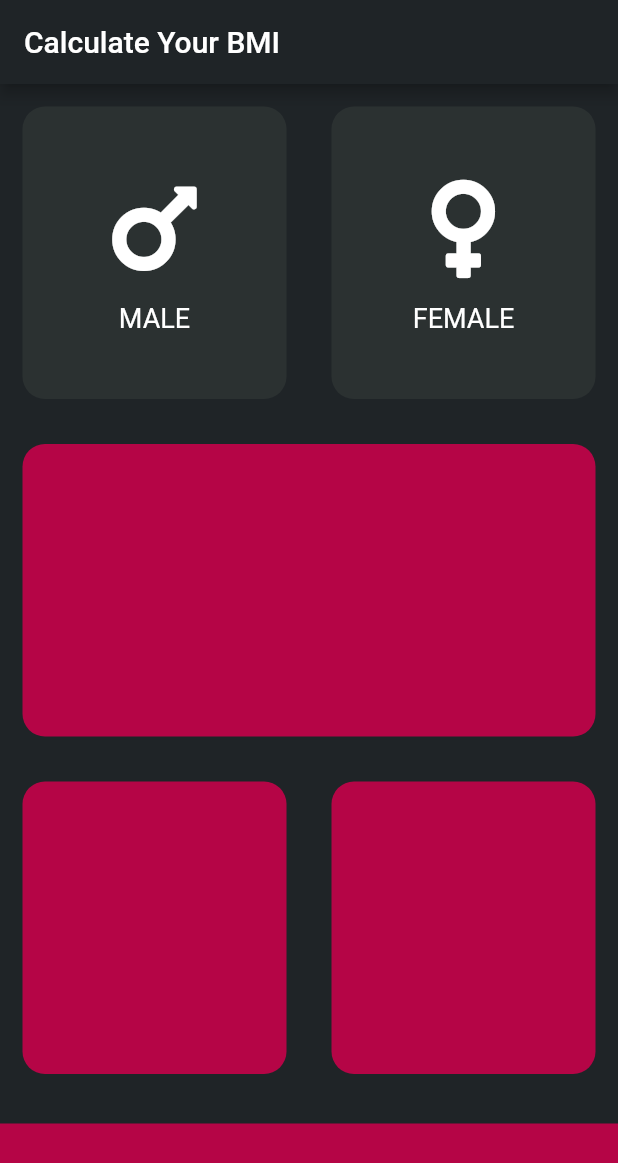
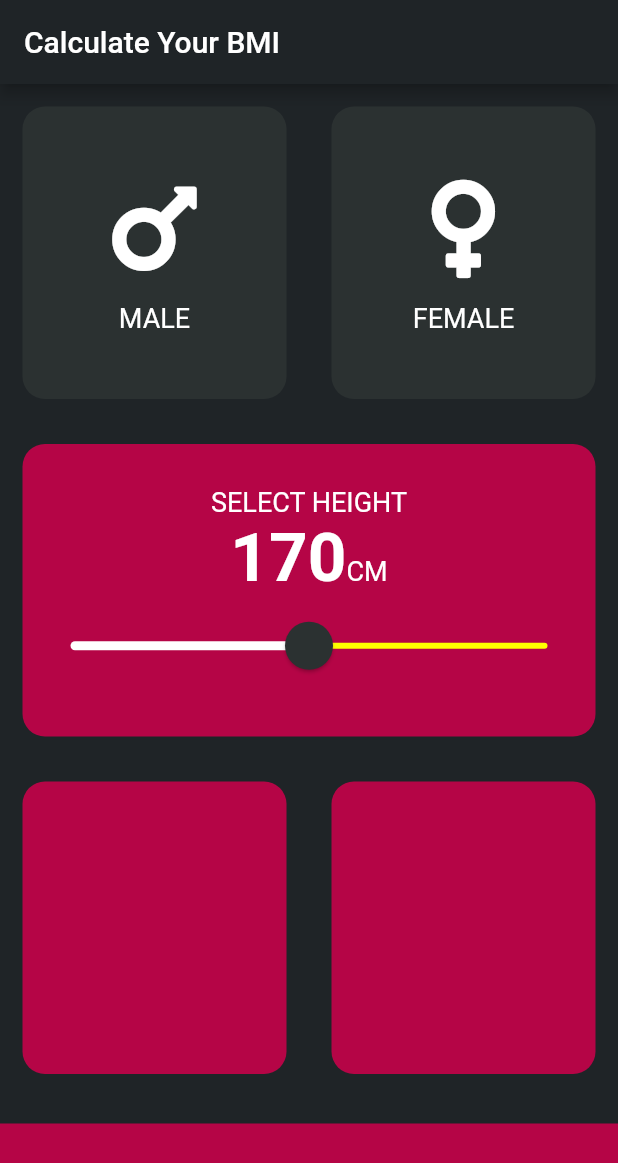
Before and after one commit to gurleen-kaur1313/BMI-calculator, a Flutter app: the screen it shows after launch, on a phone screen of 412 x 824 dp. Shown: the top 1163 px of the screen. Run offline on Flutter 3.47's test engine with Material 2 defaults, Android fonts, the phone set to English and light mode, and no system bars; our stand-ins replace font_awesome_flutter.

Commit message:
slider done

```diff
--- a/bmi/lib/HomeScreen.dart
+++ b/bmi/lib/HomeScreen.dart
@@ -4,13 +4,22 @@ import 'package:font_awesome_flutter/font_awesome_flutter.dart';
 const kactiveColor = Color(0xffb50546);
 const kinactiveColor = Color(0xff2b3131);
 
-const female = kinactiveColor;
-const male = kinactiveColor;
+Color femaleCont = kinactiveColor;
+Color maleCont = kinactiveColor;
 
-enum Gender{
+enum Gender {
   male,
   female,
 }
+
+const kLabelText = TextStyle(fontSize: 18.0);
+
+const kNumberText = TextStyle(
+  fontSize: 45.0,
+  fontWeight: FontWeight.bold,
+);
+
+int height = 170;
 
 Gender selectedGender;
 
@@ -34,40 +43,56 @@ class _HomePageState extends State<HomePage> {
                 children: [
                   Expanded(
                     child: ReusableContanier(
-                                        otp: (){
+                      otp: () {
                         setState(() {
-                                            selectedGender=Gender.male;
+                          selectedGender = Gender.male;
                         });
                       },
                       customChild: Container(
                         child: Column(
                           mainAxisAlignment: MainAxisAlignment.center,
                           children: [
-                                              Icon(FontAwesomeIcons.mars, size: 75.0,),
+                            Icon(
+                              FontAwesomeIcons.mars,
+                              size: 75.0,
+                            ),
                             SizedBox(height: 12),
-                                              Text('MALE',style: TextStyle(fontSize: 18.0),)
+                            Text(
+                              'MALE',
+                              style: kLabelText,
+                            ),
                           ],
                         ),
                       ),
-                                        contColor: selectedGender==Gender.male?kactiveColor:kinactiveColor,
+                      contColor: selectedGender == Gender.male
+                          ? kactiveColor
+                          : kinactiveColor,
                     ),
                   ),
                   Expanded(
                     child: ReusableContanier(
-                                        otp: (){
-                                          selectedGender=Gender.female;
+                      otp: () {
+                        selectedGender = Gender.female;
                       },
                       customChild: Container(
                         child: Column(
                           mainAxisAlignment: MainAxisAlignment.center,
                           children: [
-                                              Icon(FontAwesomeIcons.venus, size: 75.0,),
+                            Icon(
+                              FontAwesomeIcons.venus,
+                              size: 75.0,
+                            ),
                             SizedBox(height: 12),
-                                              Text('FEMALE',style: TextStyle(fontSize: 18.0),)
+                            Text(
+                              'FEMALE',
+                              style: kLabelText,
+                            ),
                           ],
                         ),
                       ),
-                                        contColor: selectedGender==Gender.female?kactiveColor:kinactiveColor,
+                      contColor: selectedGender == Gender.female
+                          ? kactiveColor
+                          : kinactiveColor,
                     ),
                   ),
                 ],
@@ -77,7 +102,49 @@ class _HomePageState extends State<HomePage> {
               child: Row(
                 children: [
                   Expanded(
-                                      child: ReusableContanier(contColor: kactiveColor,),
+                    child: ReusableContanier(
+                      customChild: Column(
+                        mainAxisAlignment: MainAxisAlignment.center,
+                        children: [
+                          Text(
+                            'SELECT HEIGHT',
+                            style: kLabelText,
+                          ),
+                          Row(
+                            mainAxisAlignment: MainAxisAlignment.center,
+                            crossAxisAlignment: CrossAxisAlignment.baseline,
+                            textBaseline: TextBaseline.alphabetic,
+                            children: [
+                              Text(
+                                height.toString(),
+                                style: kNumberText,
+                              ),
+                              Text('CM', style: kLabelText),
+                            ],
+                          ),
+                          SliderTheme(
+                            data: SliderTheme.of(context).copyWith(
+                              thumbShape: RoundSliderThumbShape(enabledThumbRadius: 16.0),
+                              thumbColor: kinactiveColor,
+                              overlayShape: RoundSliderOverlayShape(overlayRadius: 32.0),
+                              activeTrackColor: Colors.white,
+                              inactiveTrackColor: Colors.yellowAccent,
+                            ),
+                            child: Slider(
+                              value: height.toDouble(),
+                              min: 120.0,
+                              max: 220.0,
+                              onChanged: (double changeHeight) {
+                                setState(() {
+                                  height = changeHeight.round();
+                                });
+                              },
+                            ),
+                          ),
+                        ],
+                      ),
+                      contColor: kactiveColor,
+                    ),
                   ),
                 ],
               ),
@@ -86,10 +153,14 @@ class _HomePageState extends State<HomePage> {
               child: Row(
                 children: [
                   Expanded(
-                                      child: ReusableContanier(contColor: kactiveColor,),
+                    child: ReusableContanier(
+                      contColor: kactiveColor,
+                    ),
                   ),
                   Expanded(
-                                      child: ReusableContanier(contColor: kactiveColor,),
+                    child: ReusableContanier(
+                      contColor: kactiveColor,
+                    ),
                   ),
                 ],
               ),
@@ -108,7 +179,6 @@ class _HomePageState extends State<HomePage> {
 }
 
 class ReusableContanier extends StatelessWidget {
-
   ReusableContanier({@required this.contColor, this.customChild, this.otp});
 
   final Color contColor;
```
Lines whose indentation alone changed are shown as unchanged.
